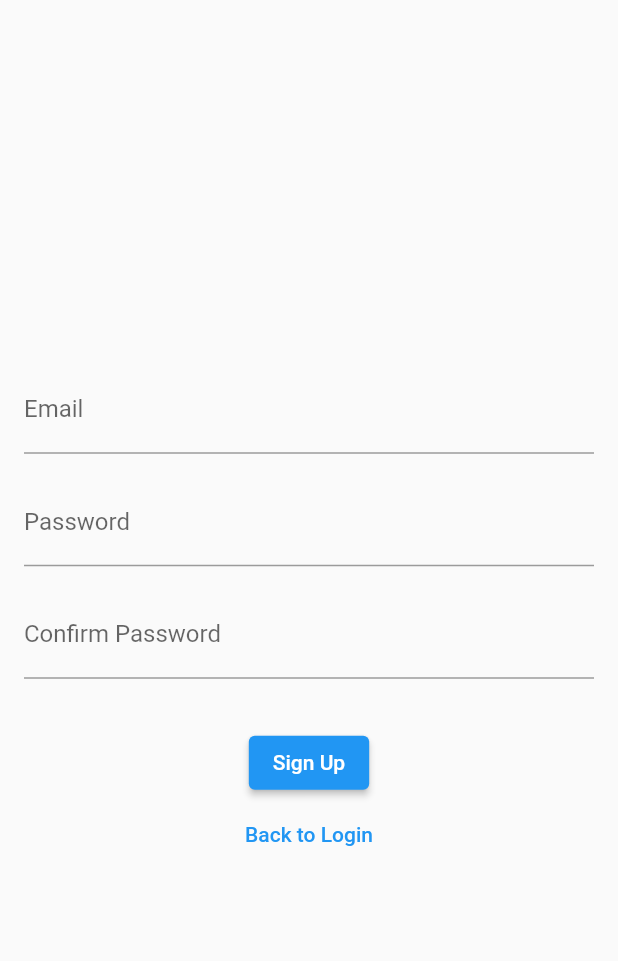
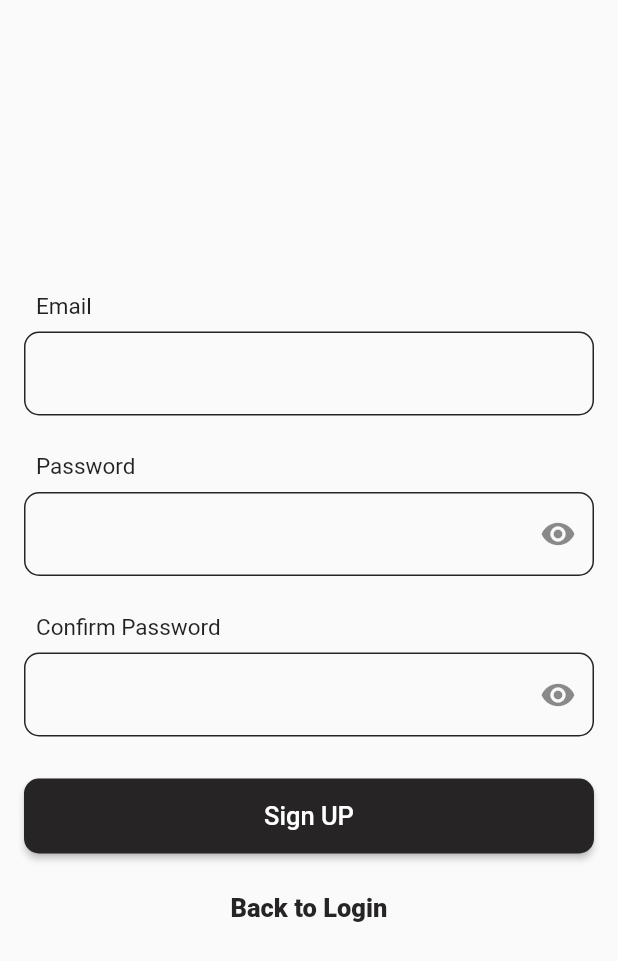
Before and after one commit to jasimrazi/Event-Lister, a Flutter app: the SignUp screen opened directly, on a phone screen of 412 x 824 dp. Shown: the top 961 px of the screen. Run offline on Flutter 3.47's test engine with Material 2 defaults, Android fonts, the light colour scheme and no system bars; our stand-ins replace firebase_auth, firebase_core, google_fonts; accounts and stored records are empty; network calls fail; Roboto replaces fonts that are missing (Roboto Mono).

Commit message:
Change Signup design

```diff
--- a/lib/pages/forgotpage.dart
+++ b/lib/pages/forgotpage.dart
@@ -47,9 +47,12 @@ class _ForgotPasswordPageState extends State<ForgotPasswordPage> {
           mainAxisAlignment: MainAxisAlignment.center,
           crossAxisAlignment: CrossAxisAlignment.stretch,
           children: <Widget>[
-            Text(
-              'Enter your email to reset your password',
-              style: TextStyle(fontSize: 18.0),
+            Padding(
+              padding: const EdgeInsets.all(8.0),
+              child: Text(
+                'Enter your email to reset your password',
+                style: TextStyle(fontSize: 18.0, fontFamily: 'Roboto Mono'),
+              ),
             ),
             SizedBox(height: 20.0),
             TextField(
--- a/lib/pages/loginpage.dart
+++ b/lib/pages/loginpage.dart
@@ -130,6 +130,10 @@ class _LoginPageState extends State<LoginPage> {
                       MaterialPageRoute(
                           builder: (context) => ForgotPasswordPage()));
                 },
+                style: ButtonStyle(
+                    foregroundColor: MaterialStateProperty.all<Color>(
+                  Color.fromARGB(255, 38, 36, 36),
+                )),
                 child: Text('Forgot Password?')),
             SizedBox(
               height: 24.0,
--- a/lib/pages/signuppage.dart
+++ b/lib/pages/signuppage.dart
@@ -11,6 +11,7 @@ class SignUp extends StatefulWidget {
 }
 
 class _SignUpState extends State<SignUp> {
+  bool passwordVisible = true;
   final emailController = TextEditingController();
   final passwordController = TextEditingController();
   final confirmpasswordController = TextEditingController();
@@ -69,29 +70,113 @@ class _SignUpState extends State<SignUp> {
         padding: const EdgeInsets.all(16.0),
         child: Column(
           mainAxisAlignment: MainAxisAlignment.center,
+          crossAxisAlignment: CrossAxisAlignment.stretch,
           children: <Widget>[
+            Padding(
+              padding: const EdgeInsets.only(left: 8.0, bottom: 8.0),
+              child: Text(
+                "Email",
+                style: TextStyle(fontSize: 15, fontFamily: 'Roboto Mono'),
+              ),
+            ),
             TextField(
+              style: TextStyle(height: 1),
               controller: emailController,
               decoration: InputDecoration(
-                labelText: 'Email',
+                enabledBorder: OutlineInputBorder(
+                    borderSide: BorderSide(
+                      width: 1,
+                      color: Color.fromARGB(255, 38, 36, 36),
+                    ),
+                    borderRadius: BorderRadius.circular(10.0)),
+                focusedBorder: OutlineInputBorder(
+                    borderRadius: BorderRadius.circular(10.0),
+                    borderSide: BorderSide(
+                      width: 2,
+                      color: Color.fromARGB(255, 38, 36, 36),
+                    )),
               ),
             ),
-            SizedBox(height: 16.0),
-            TextField(
+            SizedBox(height: 15.0),
+            Padding(
+              padding: const EdgeInsets.only(left: 8.0, bottom: 8.0, top: 10.0),
+              child: Text(
+                "Password",
+                style: TextStyle(fontSize: 15, fontFamily: 'Roboto Mono'),
+              ),
+            ),
+            Container(
+              child: TextField(
+                style: TextStyle(height: 1),
                 controller: passwordController,
-              obscureText: true,
+                obscureText: passwordVisible,
                 decoration: InputDecoration(
-                labelText: 'Password',
+                  enabledBorder: OutlineInputBorder(
+                    borderSide: BorderSide(
+                      width: 1,
+                      color: Color.fromARGB(255, 38, 36, 36),
+                    ),
+                    borderRadius: BorderRadius.circular(10.0),
+                  ),
+                  focusedBorder: OutlineInputBorder(
+                      borderRadius: BorderRadius.circular(10.0),
+                      borderSide: BorderSide(
+                        width: 2,
+                        color: Color.fromARGB(255, 38, 36, 36),
+                      )),
+                  suffixIcon: IconButton(
+                    icon: Icon(passwordVisible
+                        ? Icons.visibility
+                        : Icons.visibility_off),
+                    onPressed: () {
+                      setState(() {
+                        passwordVisible = !passwordVisible;
+                      });
+                    },
+                  ),
+                ),
               ),
             ),
             SizedBox(
-              height: 16,
+              height: 15,
             ),
-            TextField(
+            Padding(
+              padding: const EdgeInsets.only(left: 8.0, bottom: 8.0, top: 10.0),
+              child: Text(
+                "Confirm Password",
+                style: TextStyle(fontSize: 15, fontFamily: 'Roboto Mono'),
+              ),
+            ),
+            Container(
+              child: TextField(
+                style: TextStyle(height: 1),
                 controller: confirmpasswordController,
-              obscureText: true,
+                obscureText: passwordVisible,
                 decoration: InputDecoration(
-                labelText: 'Confirm Password',
+                  enabledBorder: OutlineInputBorder(
+                    borderSide: BorderSide(
+                      width: 1,
+                      color: Color.fromARGB(255, 38, 36, 36),
+                    ),
+                    borderRadius: BorderRadius.circular(10.0),
+                  ),
+                  focusedBorder: OutlineInputBorder(
+                      borderRadius: BorderRadius.circular(10.0),
+                      borderSide: BorderSide(
+                        width: 2,
+                        color: Color.fromARGB(255, 38, 36, 36),
+                      )),
+                  suffixIcon: IconButton(
+                    icon: Icon(passwordVisible
+                        ? Icons.visibility
+                        : Icons.visibility_off),
+                    onPressed: () {
+                      setState(() {
+                        passwordVisible = !passwordVisible;
+                      });
+                    },
+                  ),
+                ),
               ),
             ),
             SizedBox(height: 8.0),
@@ -100,19 +185,47 @@ class _SignUpState extends State<SignUp> {
                 errorMessage!,
                 style: TextStyle(color: Colors.red),
               ),
-            SizedBox(height: 24.0),
-            ElevatedButton(
+            SizedBox(height: 20.0),
+            Container(
+              width: MediaQuery.of(context).size.width,
+              height: 50,
+              child: ElevatedButton(
                 onPressed: () {
                   signUp();
                 },
-              child: Text('Sign Up'),
+                style: ElevatedButton.styleFrom(
+                  shape: RoundedRectangleBorder(
+                    borderRadius: BorderRadius.circular(10.0),
+                  ),
+                  backgroundColor: Color.fromARGB(255, 38, 36, 36),
+                ),
+                child: Text('Sign UP',
+                    style: TextStyle(
+                      fontFamily: 'Roboto Mono',
+                      fontSize: 17,
+                    )),
+              ),
+            ),
+            SizedBox(
+              height: 12.0,
             ),
             TextButton(
               onPressed: () {
                 Navigator.pushReplacement(context,
                     MaterialPageRoute(builder: (context) => LoginPage()));
               },
-                child: Text('Back to Login'))
+              style: ButtonStyle(
+                  foregroundColor: MaterialStateProperty.all<Color>(
+                Color.fromARGB(255, 38, 36, 36),
+              )),
+              child: Text(
+                'Back to Login',
+                style: TextStyle(
+                  fontWeight: FontWeight.w900,
+                  fontSize: 17,
+                ),
+              ),
+            )
           ],
         ),
       ),
```
Lines whose indentation alone changed are shown as unchanged.
